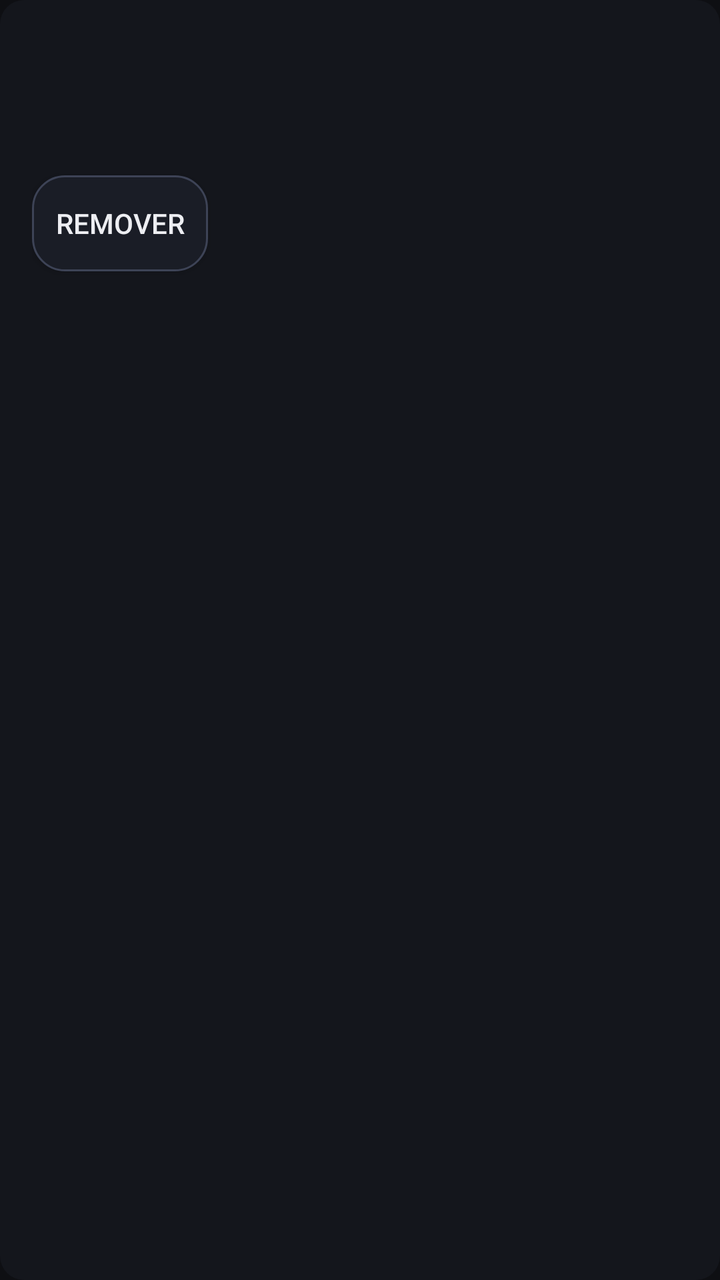
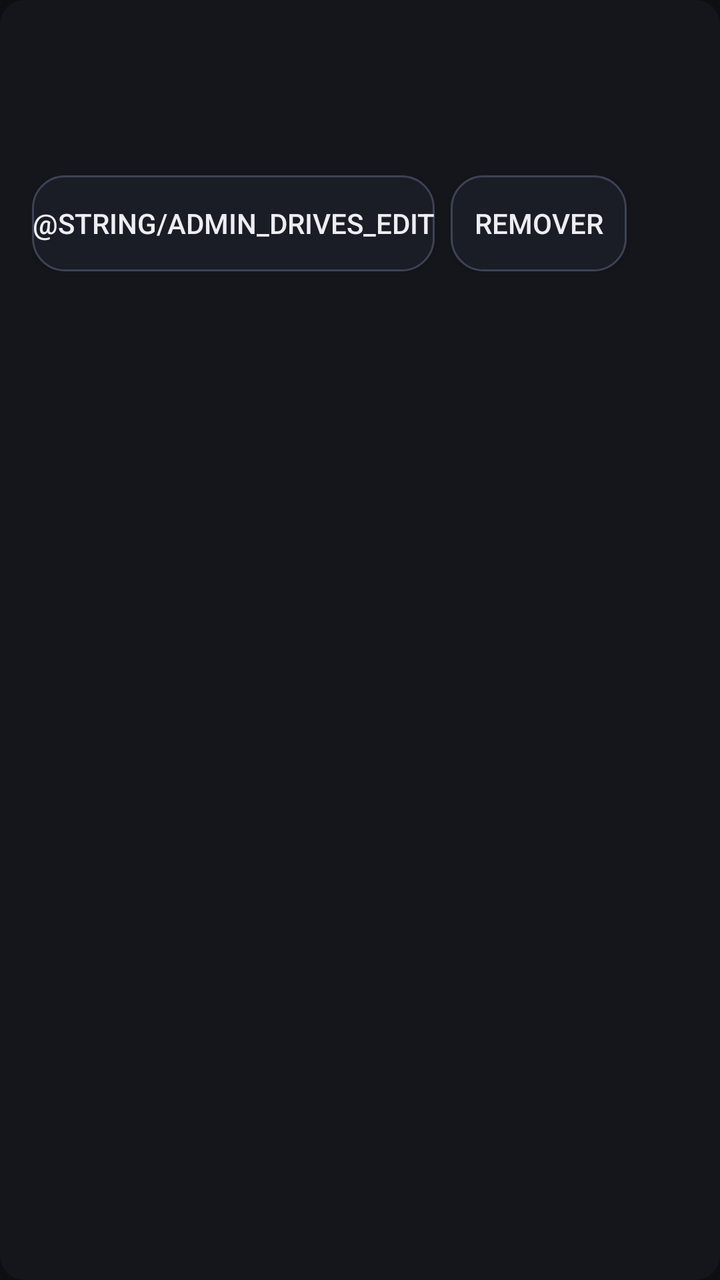

An Android layout rendered at two revisions. The XML below is the earlier revision; the diff shows what the commit changed to produce the second picture.
<!-- AndroidManifest.xml: application theme Theme.Meggy -->
<!-- res/layout/item_admin_drive.xml -->
<?xml version="1.0" encoding="utf-8"?>
<LinearLayout xmlns:android="http://schemas.android.com/apk/res/android"
    android:layout_width="match_parent"
    android:layout_height="wrap_content"
    android:layout_marginBottom="@dimen/spacing_md"
    android:background="@drawable/tile_focus_border"
    android:orientation="vertical"
    android:padding="@dimen/spacing_lg">

    <TextView
        android:id="@+id/driveName"
        android:layout_width="match_parent"
        android:layout_height="wrap_content"
        android:ellipsize="end"
        android:maxLines="1"
        android:textColor="@color/md_on_surface"
        android:textSize="@dimen/text_card_title"
        android:textStyle="bold" />

    <TextView
        android:id="@+id/driveMeta"
        android:layout_width="match_parent"
        android:layout_height="wrap_content"
        android:layout_marginTop="2dp"
        android:textColor="@color/md_on_surface_variant"
        android:textSize="@dimen/text_card_subtitle" />

    <TextView
        android:id="@+id/driveCovers"
        android:layout_width="match_parent"
        android:layout_height="wrap_content"
        android:layout_marginTop="2dp"
        android:textColor="@color/md_on_surface_variant"
        android:textSize="@dimen/text_card_subtitle" />

    <androidx.appcompat.widget.AppCompatButton
        android:id="@+id/btnRemoveDrive"
        android:layout_width="wrap_content"
        android:layout_height="wrap_content"
        android:layout_marginTop="@dimen/spacing_sm"
        android:background="@drawable/chip_outline"
        android:focusable="true"
        android:text="@string/admin_drives_remove"
        android:textColor="@color/md_on_surface"
        android:textSize="@dimen/text_card_subtitle" />
</LinearLayout>
<!-- resources referenced by this layout -->
<resources>
  <color name="md_on_surface">#FFEDEEF2</color>
  <color name="md_on_surface_variant">#FFB9BEC9</color>
  <dimen name="spacing_lg">16dp</dimen>
  <dimen name="spacing_md">12dp</dimen>
  <dimen name="spacing_sm">8dp</dimen>
  <dimen name="text_card_subtitle">14sp</dimen>
  <dimen name="text_card_title">16sp</dimen>
  <!-- drawable chip_outline (drawable) -->
  <?xml version="1.0" encoding="utf-8"?>
  <shape xmlns:android="http://schemas.android.com/apk/res/android"
      android:shape="rectangle">
      <corners android:radius="16dp" />
      <solid android:color="@color/md_surface_container" />
      <stroke
          android:width="1dp"
          android:color="@color/md_outline" />
  </shape>
  <!-- drawable tile_focus_border (drawable) -->
  <?xml version="1.0" encoding="utf-8"?>
  <selector xmlns:android="http://schemas.android.com/apk/res/android">
      <item android:state_focused="true">
          <shape android:shape="rectangle">
              <corners android:radius="@dimen/radius_md" />
              <solid android:color="@color/tile_bg_focused" />
              <stroke
                  android:width="@dimen/focus_ring_width"
                  android:color="@color/tile_focus_ring" />
          </shape>
      </item>
      <item>
          <shape android:shape="rectangle">
              <corners android:radius="@dimen/radius_md" />
              <solid android:color="@color/tile_bg" />
          </shape>
      </item>
  </selector>
  <string name="admin_drives_remove">Remover</string>
  <color name="md_surface_container">#FF1A1D26</color>
  <color name="md_outline">#FF3D4356</color>
  <dimen name="radius_md">12dp</dimen>
  <color name="tile_bg_focused">#FF1E212B</color>
  <dimen name="focus_ring_width">3dp</dimen>
  <color name="tile_focus_ring">#FFFF8B9F</color>
  <color name="tile_bg">#FF14161C</color>
  <color name="md_primary">#FFFF8B9F</color>
  <color name="md_on_primary">#FF2A0A13</color>
  <color name="md_primary_container">#FF3A2029</color>
  <color name="md_on_primary_container">#FFFFD9E0</color>
  <color name="md_secondary">#FFB3A6B0</color>
  <color name="md_on_secondary">#FF221A20</color>
  <color name="md_secondary_container">#FF2B2530</color>
  <color name="md_on_secondary_container">#FFE8DDE6</color>
  <color name="md_background">#FF0E0F13</color>
  <color name="md_surface">#FF14161C</color>
  <color name="md_surface_variant">#FF1E212B</color>
  <color name="md_on_background">#FFEDEEF2</color>
  <color name="md_outline_variant">#FF262A36</color>
  <color name="md_error">#FFCF6679</color>
  <color name="md_on_error">#FF600014</color>
  <style name="Widget.Meggy.CardView" parent="Widget.Material3.CardView.Filled">
          <item name="cardBackgroundColor">@color/md_surface_container</item>
          <item name="cardCornerRadius">20dp</item>
          <item name="cardElevation">2dp</item>
          <item name="contentPadding">0dp</item>
          <item name="strokeWidth">0dp</item>
      </style>
  <!-- unchanged entries left out for length: 1 -->
</resources>

<!-- the commit's change to res/layout/item_admin_drive.xml (unified diff, before → after) -->
@@ -33,14 +33,32 @@
         android:textColor="@color/md_on_surface_variant"
         android:textSize="@dimen/text_card_subtitle" />
 
-    <androidx.appcompat.widget.AppCompatButton
-        android:id="@+id/btnRemoveDrive"
-        android:layout_width="wrap_content"
+    
+    <LinearLayout
+        android:layout_width="match_parent"
         android:layout_height="wrap_content"
         android:layout_marginTop="@dimen/spacing_sm"
-        android:background="@drawable/chip_outline"
-        android:focusable="true"
-        android:text="@string/admin_drives_remove"
-        android:textColor="@color/md_on_surface"
-        android:textSize="@dimen/text_card_subtitle" />
+        android:orientation="horizontal">
+
+        <androidx.appcompat.widget.AppCompatButton
+            android:id="@+id/btnEditDrive"
+            android:layout_width="wrap_content"
+            android:layout_height="wrap_content"
+            android:layout_marginEnd="@dimen/spacing_sm"
+            android:background="@drawable/chip_outline"
+            android:focusable="true"
+            android:text="@string/admin_drives_edit"
+            android:textColor="@color/md_on_surface"
+            android:textSize="@dimen/text_card_subtitle" />
+
+        <androidx.appcompat.widget.AppCompatButton
+            android:id="@+id/btnRemoveDrive"
+            android:layout_width="wrap_content"
+            android:layout_height="wrap_content"
+            android:background="@drawable/chip_outline"
+            android:focusable="true"
+            android:text="@string/admin_drives_remove"
+            android:textColor="@color/md_on_surface"
+            android:textSize="@dimen/text_card_subtitle" />
+    </LinearLayout>
 </LinearLayout>
